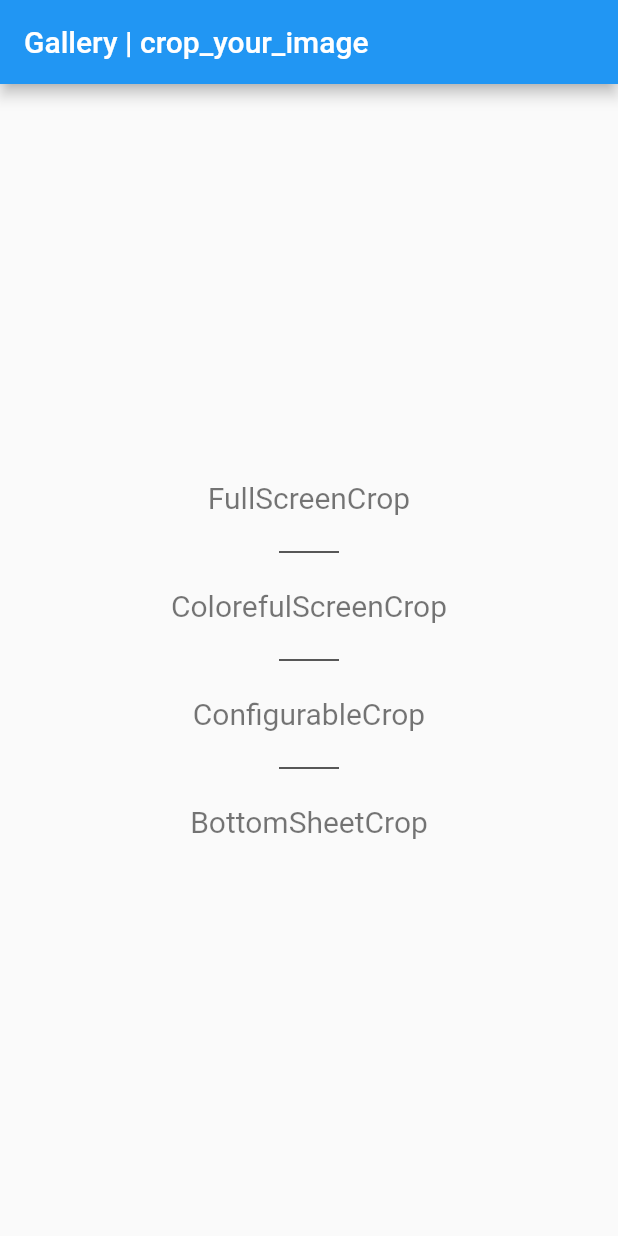
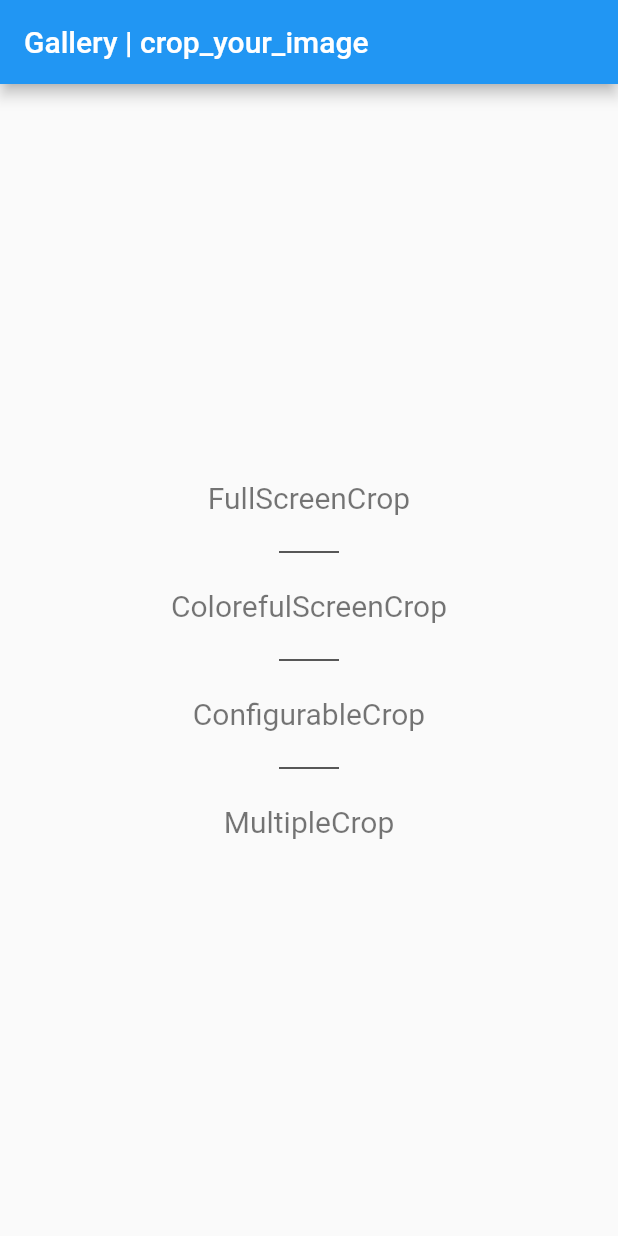
Before and after one commit to chooyan-eng/crop_your_image_gallery, a Flutter app: the screen it shows after launch, on a phone screen of 412 x 824 dp. Run offline on Flutter 3.47's test engine with Material 2 defaults, Android fonts, the phone set to English and light mode, and no system bars; missing offline and left inert: crop_your_image.

Commit message:
fix: rename

```diff
--- a/lib/main.dart
+++ b/lib/main.dart
@@ -42,7 +42,7 @@ class _MyHomePageState extends State<MyHomePage> {
     FullScreenCrop(),
     ColorefulScreenCrop(),
     ConfigurableCrop(),
-    BottomSheetCrop(),
+    MultipleCrop(),
   ];
 
   @override
--- a/lib/page/multiple_crop.dart
+++ b/lib/page/multiple_crop.dart
@@ -5,14 +5,14 @@ import 'package:cropyourimage_gallery/provider/image_data_notifier.dart';
 import 'package:flutter/material.dart';
 import 'package:provider/provider.dart';
 
-class BottomSheetCrop extends StatefulWidget {
-  const BottomSheetCrop();
+class MultipleCrop extends StatefulWidget {
+  const MultipleCrop();
 
   @override
-  _BottomSheetCropState createState() => _BottomSheetCropState();
+  _MultipleCropState createState() => _MultipleCropState();
 }
 
-class _BottomSheetCropState extends State<BottomSheetCrop> {
+class _MultipleCropState extends State<MultipleCrop> {
   final _controllers = [
     CropController(),
     CropController(),
@@ -53,7 +53,7 @@ class _BottomSheetCropState extends State<BottomSheetCrop> {
       appBar: AppBar(
         backgroundColor: Colors.white,
         title: Text(
-          'BottomSheet Crop',
+          'Multiple Crop',
           style: TextStyle(color: Colors.black87),
         ),
         iconTheme: IconThemeData(
```
